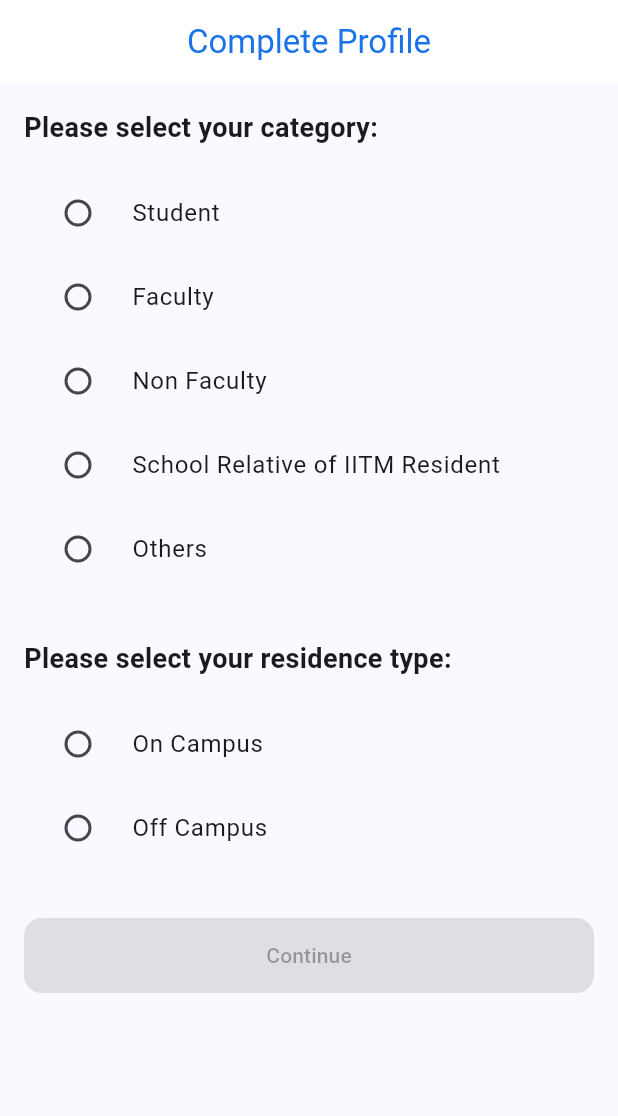
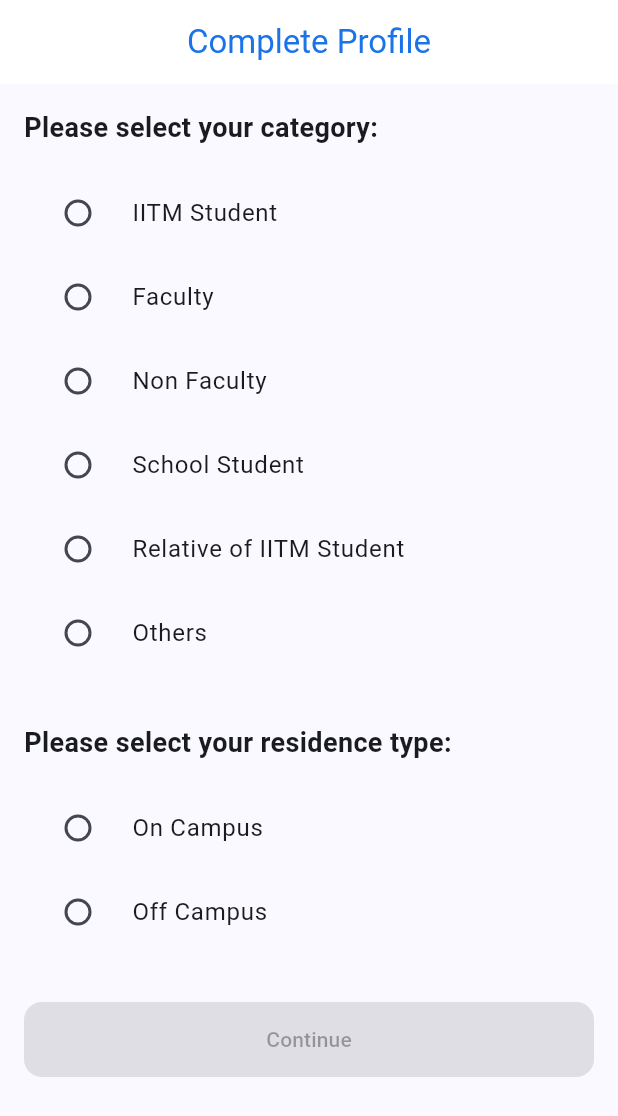
Before and after one commit to Aadharcode/IIT-Madras-Mobility-App-Frontend, a Flutter app: the UserProfileScreen screen opened directly, on a phone screen of 412 x 824 dp. Shown: the top 1116 px of the screen. Run offline on Flutter 3.47's test engine with Material 3 defaults, Android fonts, the phone set to English and light mode, and no system bars; our stand-ins replace equatable, flutter_bloc, flutter_lucide, flutter_svg, geolocator, google_maps_flutter and 2 more; missing offline and left inert: flutter_background_service, flutter_background_service_android, geolocator_android; accounts and stored records are empty.

Commit message:
chor:correct category

```diff
--- a/lib/features/authentication/presentation/bloc/auth_state.dart
+++ b/lib/features/authentication/presentation/bloc/auth_state.dart
@@ -1,6 +1,6 @@
 import 'package:equatable/equatable.dart';
 
-enum UserCategory { student, faculty, nonFaculty, schoolRelative, others }
+enum UserCategory { student, faculty, nonFaculty, school, relative, others }
 
 enum ResidenceType { onCampus, offCampus }
 
--- a/lib/features/authentication/presentation/screens/user_profile_screen.dart
+++ b/lib/features/authentication/presentation/screens/user_profile_screen.dart
@@ -126,13 +126,15 @@ class _UserProfileScreenState extends State<UserProfileScreen> {
   String _getCategoryTitle(UserCategory category) {
     switch (category) {
       case UserCategory.student:
-        return 'Student';
+        return 'IITM Student';
       case UserCategory.faculty:
         return 'Faculty';
       case UserCategory.nonFaculty:
         return 'Non Faculty';
-      case UserCategory.schoolRelative:
-        return 'School Relative of IITM Resident';
+      case UserCategory.school:
+        return 'School Student';
+      case UserCategory.relative:
+        return 'Relative of IITM Student';
       case UserCategory.others:
         return 'Others';
     }
```
